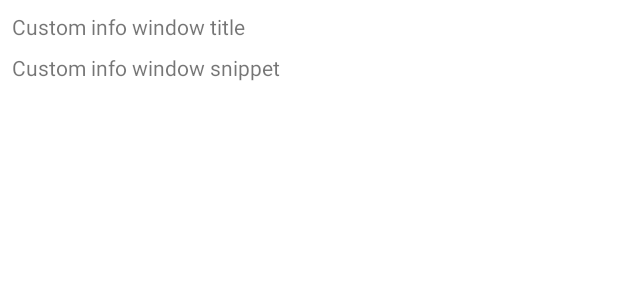
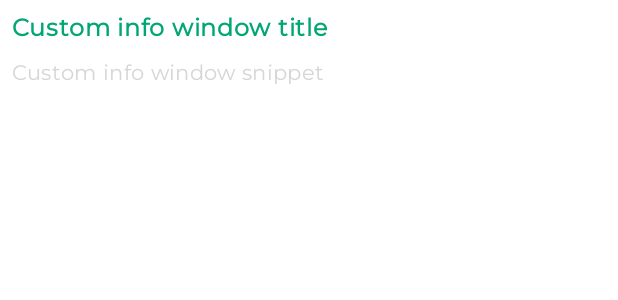
Before and after one commit to nicenicegame/LocaNote, an Android app: the layout custom_info_window.xml on its own in the app's theme, with its tools: preview values and no code run, on a phone screen of 412 x 824 dp. Shown: the top 300 px of the screen. Run offline under Robolectric (Android 15) with nearby library versions, the phone set to English and light mode, and no system bars.

Commit message:
styled custom marker info window

```diff
--- a/app/src/main/res/layout/custom_info_window.xml
+++ b/app/src/main/res/layout/custom_info_window.xml
@@ -9,17 +9,22 @@
 
     <TextView
         android:id="@+id/tvTitle"
+        style="?attr/textAppearanceBody1"
         android:layout_width="wrap_content"
         android:layout_height="wrap_content"
+        android:textColor="@color/dark_green"
+        android:textStyle="bold"
         app:layout_constraintStart_toStartOf="parent"
         app:layout_constraintTop_toTopOf="parent"
         tools:text="Custom info window title" />
 
     <TextView
         android:id="@+id/tvSnippet"
+        style="?attr/textAppearanceBody2"
         android:layout_width="wrap_content"
         android:layout_height="wrap_content"
         android:layout_marginTop="8dp"
+        android:textColor="@color/quantum_grey"
         app:layout_constraintStart_toStartOf="parent"
         app:layout_constraintTop_toBottomOf="@+id/tvTitle"
         tools:text="Custom info window snippet" />
```
Also changed, not shown: app/src/main/java/com/tatpol/locationnoteapp/presentation/views/InfoWindowView.kt (+13 -2 lines).
